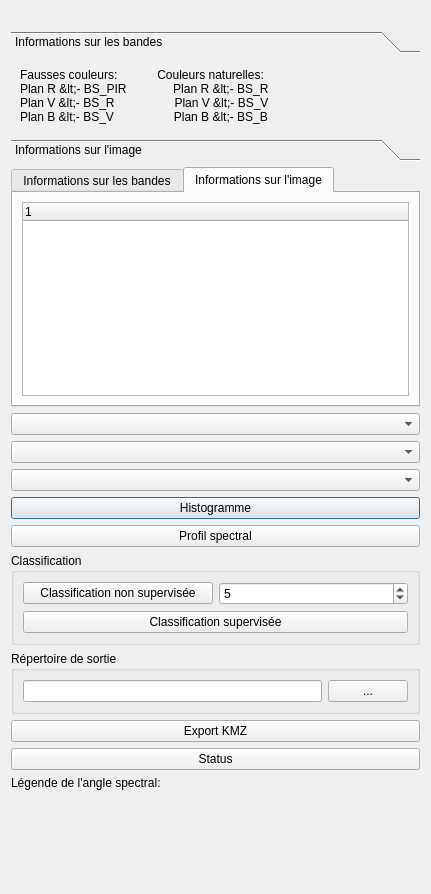
CS-SI/TerreImage, file ui_qgiseducation.ui: the form before one commit.
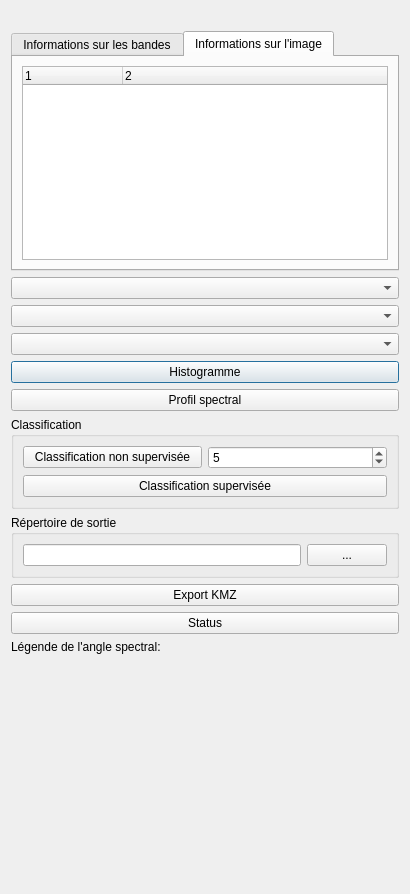
The form after the commit. The open tabs and pages were chosen to show the change.

Commit message: display metadata

The edit to the form file:
```diff
--- a/ui_qgiseducation.ui
+++ b/ui_qgiseducation.ui
@@ -6,7 +6,7 @@
    <rect>
     <x>0</x>
     <y>0</y>
-    <width>431</width>
+    <width>410</width>
     <height>894</height>
    </rect>
   </property>
@@ -21,62 +21,6 @@
      </property>
     </widget>
    </item>
-   <item>
-    <widget class="QToolBox" name="toolBox">
-     <property name="currentIndex">
-      <number>0</number>
-     </property>
-     <widget class="QWidget" name="page_3">
-      <property name="geometry">
-       <rect>
-        <x>0</x>
-        <y>0</y>
-        <width>400</width>
-        <height>86</height>
-       </rect>
-      </property>
-      <attribute name="label">
-       <string>Informations sur les bandes</string>
-      </attribute>
-      <layout class="QVBoxLayout" name="verticalLayout_5">
-       <item>
-        <widget class="QLabel" name="label">
-         <property name="text">
-          <string>Fausses couleurs:            Couleurs naturelles:
-Plan R &lt;- BS_PIR              Plan R &lt;- BS_R 
-Plan V &lt;- BS_R                  Plan V &lt;- BS_V 
-Plan B &lt;- BS_V                  Plan B &lt;- BS_B</string>
-         </property>
-        </widget>
-       </item>
-      </layout>
-     </widget>
-     <widget class="QWidget" name="page_4">
-      <property name="geometry">
-       <rect>
-        <x>0</x>
-        <y>0</y>
-        <width>413</width>
-        <height>146</height>
-       </rect>
-      </property>
-      <attribute name="label">
-       <string>Informations sur l'image</string>
-      </attribute>
-      <layout class="QHBoxLayout" name="horizontalLayout_4">
-       <item>
-        <widget class="QTableWidget" name="tableWidget">
-         <property name="columnCount">
-          <number>2</number>
-         </property>
-         <column/>
-         <column/>
-        </widget>
-       </item>
-      </layout>
-     </widget>
-    </widget>
-   </item>
    <item>
     <widget class="QTabWidget" name="tabWidget">
      <property name="currentIndex">
@@ -106,11 +50,19 @@
       <layout class="QVBoxLayout" name="verticalLayout_7">
        <item>
         <widget class="QTreeWidget" name="treeWidget">
+         <property name="columnCount">
+          <number>2</number>
+         </property>
          <column>
           <property name="text">
            <string notr="true">1</string>
           </property>
          </column>
+         <column>
+          <property name="text">
+           <string notr="true">2</string>
+          </property>
+         </column>
         </widget>
        </item>
       </layout>
```
The commit also changes 2 other files.
